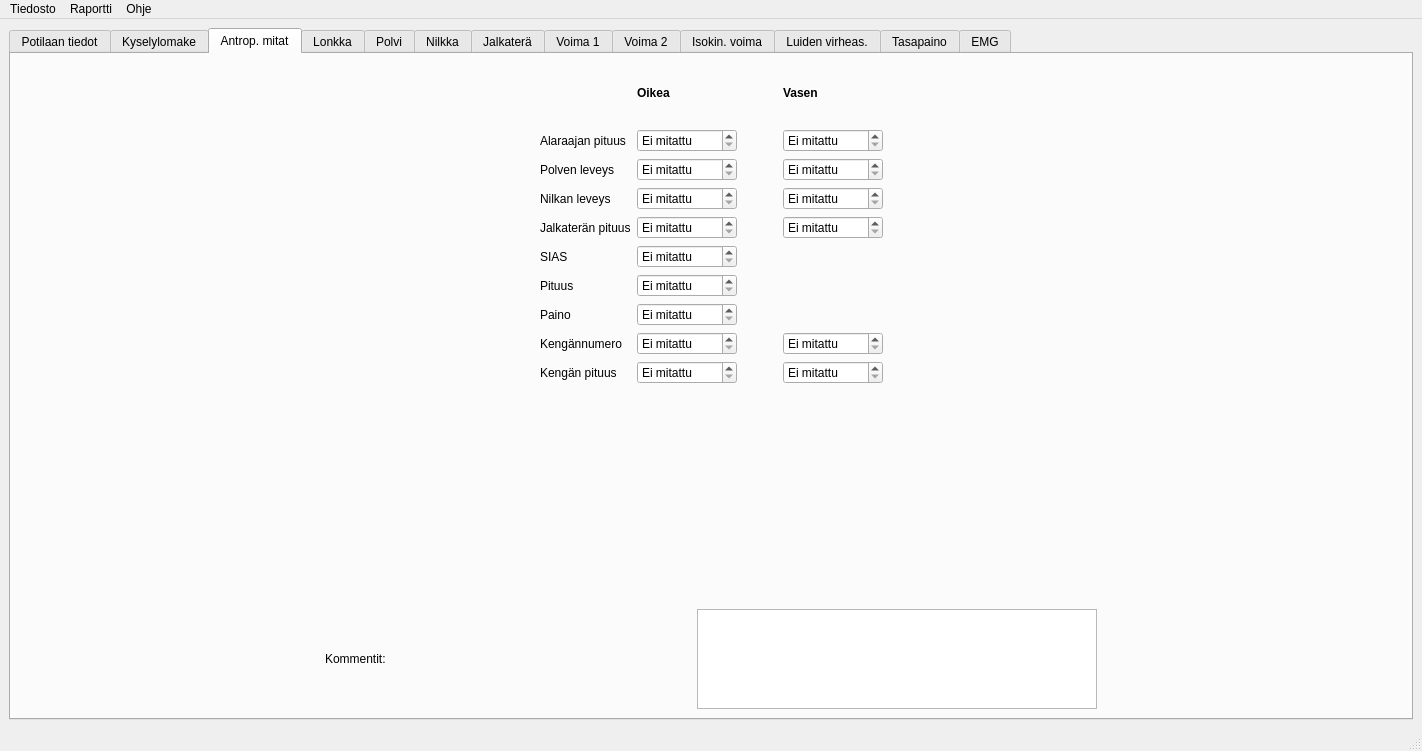
Qt form liikelaaj/tabbed_design.ui (jjnurminen/liikelaaj) before a commit.
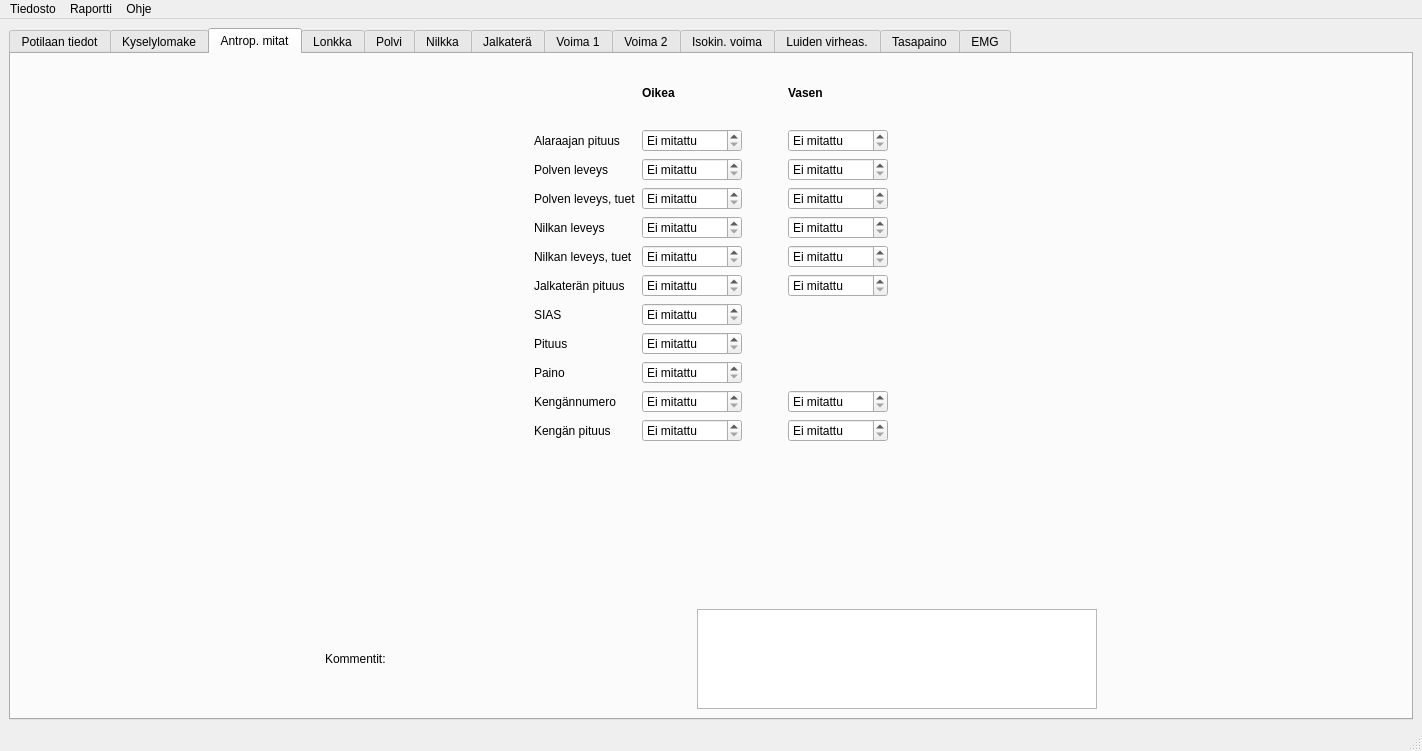
The same form after that commit. The open tabs and pages were chosen to show the change. Custom widgets are drawn as their Qt base class.

Commit message: add polvi/nilkka tuet

Diff of the .ui file:
```diff
--- a/liikelaaj/tabbed_design.ui
+++ b/liikelaaj/tabbed_design.ui
@@ -1003,81 +1003,6 @@
        <layout class="QVBoxLayout" name="verticalLayout_5">
         <item>
          <layout class="QGridLayout" name="gridLayout_15">
-          <item row="7" column="4">
-           <widget class="QSpinBox" name="spAntropNilkkaVas">
-            <property name="sizePolicy">
-             <sizepolicy hsizetype="Maximum" vsizetype="Fixed">
-              <horstretch>0</horstretch>
-              <verstretch>0</verstretch>
-             </sizepolicy>
-            </property>
-            <property name="minimumSize">
-             <size>
-              <width>100</width>
-              <height>0</height>
-             </size>
-            </property>
-            <property name="specialValueText">
-             <string>Ei mitattu</string>
-            </property>
-            <property name="suffix">
-             <string> mm</string>
-            </property>
-            <property name="minimum">
-             <number>10</number>
-            </property>
-            <property name="maximum">
-             <number>300</number>
-            </property>
-            <property name="value">
-             <number>10</number>
-            </property>
-           </widget>
-          </item>
-          <item row="2" column="0">
-           <spacer name="horizontalSpacer_61">
-            <property name="orientation">
-             <enum>Qt::Horizontal</enum>
-            </property>
-            <property name="sizeHint" stdset="0">
-             <size>
-              <width>40</width>
-              <height>20</height>
-             </size>
-            </property>
-           </spacer>
-          </item>
-          <item row="9" column="2">
-           <widget class="QSpinBox" name="spAntropSIAS">
-            <property name="sizePolicy">
-             <sizepolicy hsizetype="Maximum" vsizetype="Fixed">
-              <horstretch>0</horstretch>
-              <verstretch>0</verstretch>
-             </sizepolicy>
-            </property>
-            <property name="minimumSize">
-             <size>
-              <width>100</width>
-              <height>0</height>
-             </size>
-            </property>
-            <property name="specialValueText">
-             <string>Ei mitattu</string>
-            </property>
-            <property name="suffix">
-             <string> mm</string>
-            </property>
-            <property name="minimum">
-             <number>50</number>
-            </property>
-            <property name="maximum">
-             <number>500</number>
-            </property>
-            <property name="value">
-             <number>50</number>
-            </property>
-           </widget>
-          </item>
           <item row="1" column="4">
            <widget class="QLabel" name="label_263">
             <property name="font">
@@ -1104,6 +1029,19 @@
             </property>
            </widget>
           </item>
+          <item row="2" column="0">
+           <spacer name="horizontalSpacer_61">
+            <property name="orientation">
+             <enum>Qt::Horizontal</enum>
+            </property>
+            <property name="sizeHint" stdset="0">
+             <size>
+              <width>40</width>
+              <height>20</height>
+             </size>
+            </property>
+           </spacer>
+          </item>
           <item row="1" column="5">
            <spacer name="horizontalSpacer_62">
             <property name="orientation">
@@ -1117,7 +1055,7 @@
             </property>
            </spacer>
           </item>
-          <item row="11" column="2">
+          <item row="12" column="2">
            <widget class="QDoubleSpinBox" name="spAntropPaino">
             <property name="sizePolicy">
              <sizepolicy hsizetype="Maximum" vsizetype="Fixed">
@@ -1154,6 +1092,37 @@
             </property>
            </widget>
           </item>
+          <item row="10" column="2">
+           <widget class="QSpinBox" name="spAntropSIAS">
+            <property name="sizePolicy">
+             <sizepolicy hsizetype="Maximum" vsizetype="Fixed">
+              <horstretch>0</horstretch>
+              <verstretch>0</verstretch>
+             </sizepolicy>
+            </property>
+            <property name="minimumSize">
+             <size>
+              <width>100</width>
+              <height>0</height>
+             </size>
+            </property>
+            <property name="specialValueText">
+             <string>Ei mitattu</string>
+            </property>
+            <property name="suffix">
+             <string> mm</string>
+            </property>
+            <property name="minimum">
+             <number>50</number>
+            </property>
+            <property name="maximum">
+             <number>500</number>
+            </property>
+            <property name="value">
+             <number>50</number>
+            </property>
+           </widget>
+          </item>
           <item row="3" column="1">
            <widget class="QLabel" name="label_268">
             <property name="text">
@@ -1192,15 +1161,15 @@
             </property>
            </widget>
           </item>
-          <item row="11" column="1">
+          <item row="12" column="1">
            <widget class="QLabel" name="label_264">
             <property name="text">
              <string>Paino</string>
             </property>
            </widget>
           </item>
-          <item row="10" column="2">
-           <widget class="QSpinBox" name="spAntropPituus">
+          <item row="7" column="4">
+           <widget class="QSpinBox" name="spAntropNilkkaVas">
             <property name="sizePolicy">
              <sizepolicy hsizetype="Maximum" vsizetype="Fixed">
               <horstretch>0</horstretch>
@@ -1220,20 +1189,75 @@
              <string> mm</string>
             </property>
             <property name="minimum">
-             <number>500</number>
+             <number>10</number>
             </property>
             <property name="maximum">
-             <number>3000</number>
+             <number>300</number>
             </property>
             <property name="value">
-             <number>500</number>
+             <number>10</number>
             </property>
            </widget>
           </item>
-          <item row="8" column="1">
-           <widget class="QLabel" name="label_326">
-            <property name="text">
-             <string>Jalkaterän pituus</string>
+          <item row="9" column="4">
+           <widget class="QSpinBox" name="spAntropJalkateraVas">
+            <property name="sizePolicy">
+             <sizepolicy hsizetype="Maximum" vsizetype="Fixed">
+              <horstretch>0</horstretch>
+              <verstretch>0</verstretch>
+             </sizepolicy>
+            </property>
+            <property name="minimumSize">
+             <size>
+              <width>100</width>
+              <height>0</height>
+             </size>
+            </property>
+            <property name="specialValueText">
+             <string>Ei mitattu</string>
+            </property>
+            <property name="suffix">
+             <string> mm</string>
+            </property>
+            <property name="minimum">
+             <number>100</number>
+            </property>
+            <property name="maximum">
+             <number>400</number>
+            </property>
+            <property name="value">
+             <number>100</number>
+            </property>
+           </widget>
+          </item>
+          <item row="9" column="2">
+           <widget class="QSpinBox" name="spAntropJalkateraOik">
+            <property name="sizePolicy">
+             <sizepolicy hsizetype="Maximum" vsizetype="Fixed">
+              <horstretch>0</horstretch>
+              <verstretch>0</verstretch>
+             </sizepolicy>
+            </property>
+            <property name="minimumSize">
+             <size>
+              <width>100</width>
+              <height>0</height>
+             </size>
+            </property>
+            <property name="specialValueText">
+             <string>Ei mitattu</string>
+            </property>
+            <property name="suffix">
+             <string> mm</string>
+            </property>
+            <property name="minimum">
+             <number>100</number>
+            </property>
+            <property name="maximum">
+             <number>400</number>
+            </property>
+            <property name="value">
+             <number>100</number>
             </property>
            </widget>
           </item>
@@ -1268,15 +1292,82 @@
             </property>
            </widget>
           </item>
-          <item row="10" column="1">
+          <item row="5" column="1">
+           <widget class="QLabel" name="label_267">
+            <property name="text">
+             <string>Polven leveys</string>
+            </property>
+           </widget>
+          </item>
+          <item row="0" column="0">
+           <spacer name="verticalSpacer_36">
+            <property name="orientation">
+             <enum>Qt::Vertical</enum>
+            </property>
+            <property name="sizeType">
+             <enum>QSizePolicy::Fixed</enum>
+            </property>
+            <property name="sizeHint" stdset="0">
+             <size>
+              <width>20</width>
+              <height>20</height>
+             </size>
+            </property>
+           </spacer>
+          </item>
+          <item row="14" column="1">
+           <widget class="QLabel" name="label_328">
+            <property name="text">
+             <string>Kengän pituus</string>
+            </property>
+           </widget>
+          </item>
+          <item row="11" column="1">
            <widget class="QLabel" name="label_85">
             <property name="text">
              <string>Pituus</string>
             </property>
            </widget>
           </item>
-          <item row="8" column="4">
-           <widget class="QSpinBox" name="spAntropJalkateraVas">
+          <item row="13" column="4">
+           <widget class="QDoubleSpinBox" name="spAntropKenganNumeroVas">
+            <property name="sizePolicy">
+             <sizepolicy hsizetype="Maximum" vsizetype="Fixed">
+              <horstretch>0</horstretch>
+              <verstretch>0</verstretch>
+             </sizepolicy>
+            </property>
+            <property name="minimumSize">
+             <size>
+              <width>100</width>
+              <height>0</height>
+             </size>
+            </property>
+            <property name="specialValueText">
+             <string>Ei mitattu</string>
+            </property>
+            <property name="suffix">
+             <string/>
+            </property>
+            <property name="decimals">
+             <number>1</number>
+            </property>
+            <property name="minimum">
+             <double>10.000000000000000</double>
+            </property>
+            <property name="maximum">
+             <double>50.000000000000000</double>
+            </property>
+            <property name="singleStep">
+             <double>0.500000000000000</double>
+            </property>
+            <property name="value">
+             <double>10.000000000000000</double>
+            </property>
+           </widget>
+          </item>
+          <item row="14" column="2">
+           <widget class="QSpinBox" name="spAntropKenganPituusOik">
             <property name="sizePolicy">
              <sizepolicy hsizetype="Maximum" vsizetype="Fixed">
               <horstretch>0</horstretch>
@@ -1306,29 +1397,6 @@
             </property>
            </widget>
           </item>
-          <item row="7" column="1">
-           <widget class="QLabel" name="label_262">
-            <property name="text">
-             <string>Nilkan leveys</string>
-            </property>
-           </widget>
-          </item>
-          <item row="3" column="3">
-           <spacer name="horizontalSpacer_13">
-            <property name="orientation">
-             <enum>Qt::Horizontal</enum>
-            </property>
-            <property name="sizeType">
-             <enum>QSizePolicy::Fixed</enum>
-            </property>
-            <property name="sizeHint" stdset="0">
-             <size>
-              <width>40</width>
-              <height>20</height>
-             </size>
-            </property>
-           </spacer>
-          </item>
           <item row="5" column="4">
            <widget class="QSpinBox" name="spAntropPolviVas">
             <property name="sizePolicy">
@@ -1360,10 +1428,34 @@
             </property>
            </widget>
           </item>
-          <item row="5" column="1">
-           <widget class="QLabel" name="label_267">
-            <property name="text">
-             <string>Polven leveys</string>
+          <item row="11" column="2">
+           <widget class="QSpinBox" name="spAntropPituus">
+            <property name="sizePolicy">
+             <sizepolicy hsizetype="Maximum" vsizetype="Fixed">
+              <horstretch>0</horstretch>
+              <verstretch>0</verstretch>
+             </sizepolicy>
+            </property>
+            <property name="minimumSize">
+             <size>
+              <width>100</width>
+              <height>0</height>
+             </size>
+            </property>
+            <property name="specialValueText">
+             <string>Ei mitattu</string>
+            </property>
+            <property name="suffix">
+             <string> mm</string>
+            </property>
+            <property name="minimum">
+             <number>500</number>
+            </property>
+            <property name="maximum">
+             <number>3000</number>
+            </property>
+            <property name="value">
+             <number>500</number>
             </property>
            </widget>
           </item>
@@ -1398,13 +1490,6 @@
             </property>
            </widget>
           </item>
-          <item row="12" column="1">
-           <widget class="QLabel" name="label_327">
-            <property name="text">
-             <string>Kengännumero</string>
-            </property>
-           </widget>
-          </item>
           <item row="3" column="4">
            <widget class="QSpinBox" name="spAntropAlaraajaVas">
             <property name="sizePolicy">
@@ -1436,15 +1521,196 @@
             </property>
            </widget>
           </item>
+          <item row="7" column="1">
+           <widget class="QLabel" name="label_262">
+            <property name="text">
+             <string>Nilkan leveys</string>
+            </property>
+           </widget>
+          </item>
+          <item row="13" column="2">
+           <widget class="QDoubleSpinBox" name="spAntropKenganNumeroOik">
+            <property name="sizePolicy">
+             <sizepolicy hsizetype="Maximum" vsizetype="Fixed">
+              <horstretch>0</horstretch>
+              <verstretch>0</verstretch>
+             </sizepolicy>
+            </property>
+            <property name="minimumSize">
+             <size>
+              <width>100</width>
+              <height>0</height>
+             </size>
+            </property>
+            <property name="specialValueText">
+             <string>Ei mitattu</string>
+            </property>
+            <property name="suffix">
+             <string/>
+            </property>
+            <property name="decimals">
+             <number>1</number>
+            </property>
+            <property name="minimum">
+             <double>10.000000000000000</double>
+            </property>
+            <property name="maximum">
+             <double>50.000000000000000</double>
+            </property>
+            <property name="singleStep">
+             <double>0.500000000000000</double>
+            </property>
+            <property name="value">
+             <double>10.000000000000000</double>
+            </property>
+           </widget>
+          </item>
+          <item row="14" column="4">
+           <widget class="QSpinBox" name="spAntropKenganPituusVas">
+            <property name="sizePolicy">
+             <sizepolicy hsizetype="Maximum" vsizetype="Fixed">
+              <horstretch>0</horstretch>
+              <verstretch>0</verstretch>
+             </sizepolicy>
+            </property>
+            <property name="minimumSize">
+             <size>
+              <width>100</width>
+              <height>0</height>
+             </size>
+            </property>
+            <property name="specialValueText">
+             <string>Ei mitattu</string>
+            </property>
+            <property name="suffix">
+             <string> mm</string>
+            </property>
+            <property name="minimum">
+             <number>100</number>
+            </property>
+            <property name="maximum">
+             <number>400</number>
+            </property>
+            <property name="value">
+             <number>100</number>
+            </property>
+           </widget>
+          </item>
           <item row="9" column="1">
+           <widget class="QLabel" name="label_326">
+            <property name="text">
+             <string>Jalkaterän pituus</string>
+            </property>
+           </widget>
+          </item>
+          <item row="3" column="3">
+           <spacer name="horizontalSpacer_13">
+            <property name="orientation">
+             <enum>Qt::Horizontal</enum>
+            </property>
+            <property name="sizeType">
+             <enum>QSizePolicy::Fixed</enum>
+            </property>
+            <property name="sizeHint" stdset="0">
+             <size>
+              <width>40</width>
+              <height>20</height>
+             </size>
+            </property>
+           </spacer>
+          </item>
+          <item row="13" column="1">
+           <widget class="QLabel" name="label_327">
+            <property name="text">
+             <string>Kengännumero</string>
+            </property>
+           </widget>
+          </item>
+          <item row="10" column="1">
            <widget class="QLabel" name="label_265">
             <property name="text">
              <string>SIAS</string>
             </property>
            </widget>
           </item>
+          <item row="6" column="4">
+           <widget class="QSpinBox" name="spAntropPolviTuetVas">
+            <property name="sizePolicy">
+             <sizepolicy hsizetype="Maximum" vsizetype="Fixed">
+              <horstretch>0</horstretch>
+              <verstretch>0</verstretch>
+             </sizepolicy>
+            </property>
+            <property name="minimumSize">
+             <size>
+              <width>100</width>
+              <height>0</height>
+             </size>
+            </property>
+            <property name="specialValueText">
+             <string>Ei mitattu</string>
+            </property>
+            <property name="suffix">
+             <string> mm</string>
+            </property>
+            <property name="minimum">
+             <number>10</number>
+            </property>
+            <property name="maximum">
+             <number>300</number>
+            </property>
+            <property name="value">
+             <number>10</number>
+            </property>
+           </widget>
+          </item>
+          <item row="6" column="2">
+           <widget class="QSpinBox" name="spAntropPolviTuetOik">
+            <property name="sizePolicy">
+             <sizepolicy hsizetype="Maximum" vsizetype="Fixed">
+              <horstretch>0</horstretch>
+              <verstretch>0</verstretch>
+             </sizepolicy>
+            </property>
+            <property name="minimumSize">
+             <size>
+              <width>100</width>
+              <height>0</height>
+             </size>
+            </property>
+            <property name="specialValueText">
+             <string>Ei mitattu</string>
+            </property>
+            <property name="suffix">
+             <string> mm</string>
+            </property>
+            <property name="minimum">
+             <number>10</number>
+            </property>
+            <property name="maximum">
+             <number>300</number>
+            </property>
+            <property name="value">
+             <number>10</number>
+            </property>
+           </widget>
+          </item>
+          <item row="6" column="1">
+           <widget class="QLabel" name="label_336">
+            <property name="text">
+             <string>Polven leveys, tuet</string>
+            </property>
+           </widget>
+          </item>
+          <item row="8" column="1">
+           <widget class="QLabel" name="label_337">
+            <property name="text">
+             <string>Nilkan leveys, tuet</string>
+            </property>
+           </widget>
+          </item>
           <item row="8" column="2">
-           <widget class="QSpinBox" name="spAntropJalkateraOik">
+           <widget class="QSpinBox" name="spAntropNilkkaTuetOik">
             <property name="sizePolicy">
              <sizepolicy hsizetype="Maximum" vsizetype="Fixed">
               <horstretch>0</horstretch>
@@ -1464,18 +1730,18 @@
              <string> mm</string>
             </property>
             <property name="minimum">
-             <number>100</number>
+             <number>10</number>
             </property>
             <property name="maximum">
-             <number>400</number>
+             <number>300</number>
             </property>
             <property name="value">
-             <number>100</number>
+             <number>10</number>
             </property>
            </widget>
           </item>
-          <item row="12" column="2">
-           <widget class="QDoubleSpinBox" name="spAntropKenganNumeroOik">
+          <item row="8" column="4">
+           <widget class="QSpinBox" name="spAntropNilkkaTuetVas">
             <property name="sizePolicy">
              <sizepolicy hsizetype="Maximum" vsizetype="Fixed">
               <horstretch>0</horstretch>
@@ -1492,144 +1758,16 @@
              <string>Ei mitattu</string>
             </property>
             <property name="suffix">
-             <string/>
-            </property>
-            <property name="decimals">
-             <number>1</number>
-            </property>
-            <property name="minimum">
-             <double>10.000000000000000</double>
-            </property>
-            <property name="maximum">
-             <double>50.000000000000000</double>
-            </property>
-            <property name="singleStep">
-             <double>0.500000000000000</double>
-            </property>
-            <property name="value">
-             <double>10.000000000000000</double>
-            </property>
-           </widget>
-          </item>
-          <item row="0" column="0">
-           <spacer name="verticalSpacer_36">
-            <property name="orientation">
-             <enum>Qt::Vertical</enum>
-            </property>
-            <property name="sizeType">
-             <enum>QSizePolicy::Fixed</enum>
-            </property>
-            <property name="sizeHint" stdset="0">
-             <size>
-              <width>20</width>
-              <height>20</height>
-             </size>
-            </property>
-           </spacer>
-          </item>
-          <item row="12" column="4">
-           <widget class="QDoubleSpinBox" name="spAntropKenganNumeroVas">
-            <property name="sizePolicy">
-             <sizepolicy hsizetype="Maximum" vsizetype="Fixed">
-              <horstretch>0</horstretch>
-              <verstretch>0</verstretch>
-             </sizepolicy>
-            </property>
-            <property name="minimumSize">
-             <size>
-              <width>100</width>
-              <height>0</height>
-             </size>
-            </property>
-            <property name="specialValueText">
-             <string>Ei mitattu</string>
-            </property>
-            <property name="suffix">
-             <string/>
-            </property>
-            <property name="decimals">
-             <number>1</number>
-            </property>
-            <property name="minimum">
-             <double>10.000000000000000</double>
-            </property>
-            <property name="maximum">
-             <double>50.000000000000000</double>
-            </property>
-            <property name="singleStep">
-             <double>0.500000000000000</double>
-            </property>
-            <property name="value">
-             <double>10.000000000000000</double>
-            </property>
-           </widget>
-          </item>
-          <item row="13" column="1">
-           <widget class="QLabel" name="label_328">
-            <property name="text">
-             <string>Kengän pituus</string>
-            </property>
-           </widget>
-          </item>
-          <item row="13" column="2">
-           <widget class="QSpinBox" name="spAntropKenganPituusOik">
-            <property name="sizePolicy">
-             <sizepolicy hsizetype="Maximum" vsizetype="Fixed">
-              <horstretch>0</horstretch>
-              <verstretch>0</verstretch>
-             </sizepolicy>
-            </property>
-            <property name="minimumSize">
-             <size>
-              <width>100</width>
-              <height>0</height>
-             </size>
-            </property>
-            <property name="specialValueText">
-             <string>Ei mitattu</string>
-            </property>
-            <property name="suffix">
              <string> mm</string>
             </property>
             <property name="minimum">
-             <number>100</number>
+             <number>10</number>
             </property>
             <property name="maximum">
-             <number>400</number>
+             <number>300</number>
             </property>
             <property name="value">
-             <number>100</number>
-            </property>
-           </widget>
-          </item>
-          <item row="13" column="4">
-           <widget class="QSpinBox" name="spAntropKenganPituusVas">
-            <property name="sizePolicy">
-             <sizepolicy hsizetype="Maximum" vsizetype="Fixed">
-              <horstretch>0</horstretch>
-              <verstretch>0</verstretch>
-             </sizepolicy>
-            </property>
-            <property name="minimumSize">
-             <size>
-              <width>100</width>
-              <height>0</height>
-             </size>
-            </property>
-            <property name="specialValueText">
-             <string>Ei mitattu</string>
-            </property>
-            <property name="suffix">
-             <string> mm</string>
-            </property>
-            <property name="minimum">
-             <number>100</number>
-            </property>
-            <property name="maximum">
-             <number>400</number>
-            </property>
-            <property name="value">
-             <number>100</number>
+             <number>10</number>
             </property>
            </widget>
           </item>
```
The commit also changes 7 other files.
